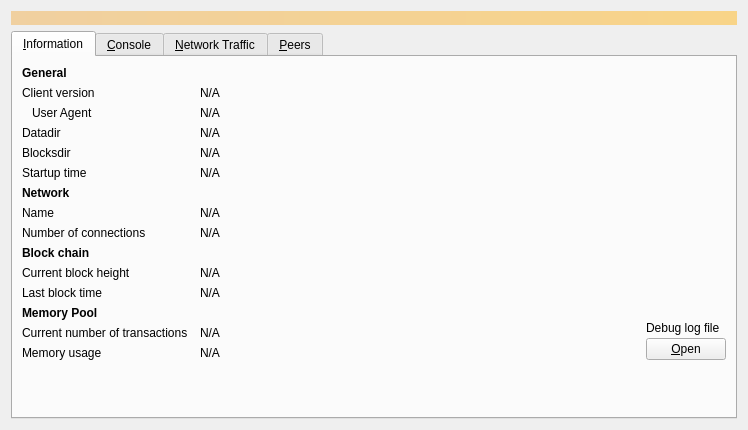
This is src/qt/forms/debugwindow.ui in btcrcpu-max/rcpu as Qt 5 draws it before an edit. The edited form follows.
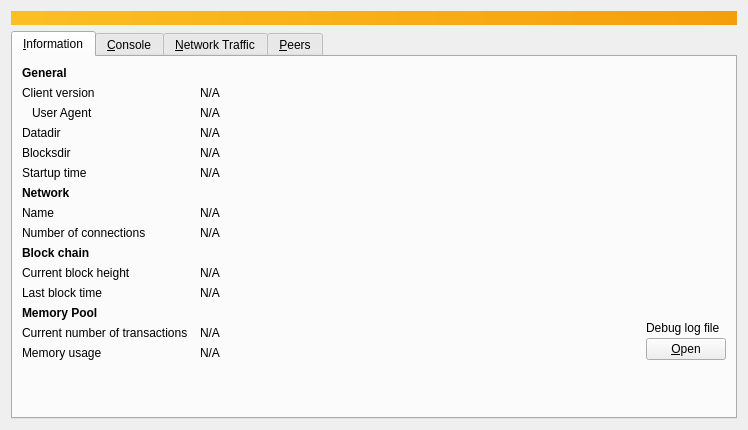
This is the edited form. Icons and pictures are not drawn. Custom widgets are drawn as their Qt base class.

```diff
--- a/src/qt/forms/debugwindow.ui
+++ b/src/qt/forms/debugwindow.ui
@@ -20,7 +20,7 @@
       <bool>false</bool>
      </property>
      <property name="styleSheet">
-      <string notr="true">QLabel { background-color: qlineargradient(x1: 0, y1: 0, x2: 1, y2: 0, stop:0 #F0D0A0, stop:1 #F8D488); color:#000000; }</string>
+       <string notr="true">QLabel { background-color: qlineargradient(x1: 0, y1: 0, x2: 1, y2: 0, stop:0 #fbbf24, stop:1 #f59e0b); color:#000000; }</string>
      </property>
      <property name="wordWrap">
       <bool>true</bool>
```
Lines whose indentation alone changed are shown as unchanged.
